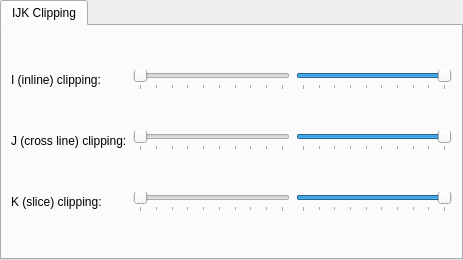
Before: the Qt Designer form viewer3d/view3dconfigwidgets/v3dcfgwidforattributein3dcartesiangrid.ui in PauloCarvalhoRJ/gammaray, drawn with Qt 5.
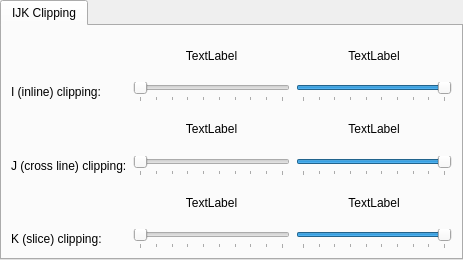
After: the same form once the commit is applied.

```diff
--- a/viewer3d/view3dconfigwidgets/v3dcfgwidforattributein3dcartesiangrid.ui
+++ b/viewer3d/view3dconfigwidgets/v3dcfgwidforattributein3dcartesiangrid.ui
@@ -36,36 +36,69 @@
        <string>IJK Clipping</string>
       </attribute>
       <layout class="QGridLayout" name="gridLayout">
-       <item row="0" column="0">
-        <widget class="QLabel" name="label">
-         <property name="text">
-          <string>I (inline) clipping:</string>
-         </property>
-        </widget>
-       </item>
        <item row="0" column="1">
-        <widget class="QSlider" name="sldILowClip">
-         <property name="minimum">
-          <number>1</number>
+        <widget class="QLabel" name="lblIlowClip">
+         <property name="text">
+          <string>TextLabel</string>
          </property>
-         <property name="maximum">
-          <number>10</number>
-         </property>
-         <property name="tracking">
-          <bool>false</bool>
-         </property>
-         <property name="orientation">
-          <enum>Qt::Horizontal</enum>
-         </property>
-         <property name="tickPosition">
-          <enum>QSlider::TicksBelow</enum>
-         </property>
-         <property name="tickInterval">
-          <number>1</number>
+         <property name="alignment">
+          <set>Qt::AlignCenter</set>
          </property>
         </widget>
        </item>
        <item row="0" column="2">
+        <widget class="QLabel" name="lblIhighClip">
+         <property name="text">
+          <string>TextLabel</string>
+         </property>
+         <property name="alignment">
+          <set>Qt::AlignCenter</set>
+         </property>
+        </widget>
+       </item>
+       <item row="2" column="1">
+        <widget class="QLabel" name="lblJlowClip">
+         <property name="text">
+          <string>TextLabel</string>
+         </property>
+         <property name="alignment">
+          <set>Qt::AlignCenter</set>
+         </property>
+        </widget>
+       </item>
+       <item row="2" column="2">
+        <widget class="QLabel" name="lblJhighClip">
+         <property name="text">
+          <string>TextLabel</string>
+         </property>
+         <property name="alignment">
+          <set>Qt::AlignCenter</set>
+         </property>
+        </widget>
+       </item>
+       <item row="1" column="1">
+        <widget class="QSlider" name="sldILowClip">
+         <property name="minimum">
+          <number>1</number>
+         </property>
+         <property name="maximum">
+          <number>10</number>
+         </property>
+         <property name="tracking">
+          <bool>false</bool>
+         </property>
+         <property name="orientation">
+          <enum>Qt::Horizontal</enum>
+         </property>
+         <property name="tickPosition">
+          <enum>QSlider::TicksBelow</enum>
+         </property>
+         <property name="tickInterval">
+          <number>1</number>
+         </property>
+        </widget>
+       </item>
+       <item row="1" column="2">
         <widget class="QSlider" name="sldIHighClip">
          <property name="minimum">
           <number>1</number>
@@ -91,67 +124,52 @@
         </widget>
        </item>
        <item row="1" column="0">
+        <widget class="QLabel" name="label">
+         <property name="text">
+          <string>I (inline) clipping:</string>
+         </property>
+        </widget>
+       </item>
+       <item row="3" column="0">
         <widget class="QLabel" name="label_2">
          <property name="text">
           <string>J (cross line) clipping:</string>
          </property>
         </widget>
        </item>
-       <item row="1" column="1">
-        <widget class="QSlider" name="sldJLowClip">
-         <property name="minimum">
-          <number>1</number>
-         </property>
-         <property name="maximum">
-          <number>10</number>
-         </property>
-         <property name="tracking">
-          <bool>false</bool>
-         </property>
-         <property name="orientation">
-          <enum>Qt::Horizontal</enum>
-         </property>
-         <property name="tickPosition">
-          <enum>QSlider::TicksBelow</enum>
-         </property>
-         <property name="tickInterval">
-          <number>1</number>
-         </property>
-        </widget>
-       </item>
-       <item row="1" column="2">
-        <widget class="QSlider" name="sldJHighClip">
-         <property name="minimum">
-          <number>1</number>
-         </property>
-         <property name="maximum">
-          <number>10</number>
-         </property>
-         <property name="value">
-          <number>10</number>
-         </property>
-         <property name="tracking">
-          <bool>false</bool>
-         </property>
-         <property name="orientation">
-          <enum>Qt::Horizontal</enum>
-         </property>
-         <property name="tickPosition">
-          <enum>QSlider::TicksBelow</enum>
-         </property>
-         <property name="tickInterval">
-          <number>1</number>
-         </property>
-        </widget>
-       </item>
-       <item row="2" column="0">
+       <item row="5" column="0">
         <widget class="QLabel" name="label_3">
          <property name="text">
           <string>K (slice) clipping:</string>
          </property>
         </widget>
        </item>
-       <item row="2" column="1">
+       <item row="3" column="2">
+        <widget class="QSlider" name="sldJHighClip">
+         <property name="minimum">
+          <number>1</number>
+         </property>
+         <property name="maximum">
+          <number>10</number>
+         </property>
+         <property name="value">
+          <number>10</number>
+         </property>
+         <property name="tracking">
+          <bool>false</bool>
+         </property>
+         <property name="orientation">
+          <enum>Qt::Horizontal</enum>
+         </property>
+         <property name="tickPosition">
+          <enum>QSlider::TicksBelow</enum>
+         </property>
+         <property name="tickInterval">
+          <number>1</number>
+         </property>
+        </widget>
+       </item>
+       <item row="5" column="1">
         <widget class="QSlider" name="sldKLowClip">
          <property name="minimum">
           <number>1</number>
@@ -173,7 +191,29 @@
          </property>
         </widget>
        </item>
-       <item row="2" column="2">
+       <item row="3" column="1">
+        <widget class="QSlider" name="sldJLowClip">
+         <property name="minimum">
+          <number>1</number>
+         </property>
+         <property name="maximum">
+          <number>10</number>
+         </property>
+         <property name="tracking">
+          <bool>false</bool>
+         </property>
+         <property name="orientation">
+          <enum>Qt::Horizontal</enum>
+         </property>
+         <property name="tickPosition">
+          <enum>QSlider::TicksBelow</enum>
+         </property>
+         <property name="tickInterval">
+          <number>1</number>
+         </property>
+        </widget>
+       </item>
+       <item row="5" column="2">
         <widget class="QSlider" name="sldKHighClip">
          <property name="minimum">
           <number>1</number>
@@ -198,6 +238,26 @@
          </property>
         </widget>
        </item>
+       <item row="4" column="1">
+        <widget class="QLabel" name="lblKlowClip">
+         <property name="text">
+          <string>TextLabel</string>
+         </property>
+         <property name="alignment">
+          <set>Qt::AlignCenter</set>
+         </property>
+        </widget>
+       </item>
+       <item row="4" column="2">
+        <widget class="QLabel" name="lblKhighClip">
+         <property name="text">
+          <string>TextLabel</string>
+         </property>
+         <property name="alignment">
+          <set>Qt::AlignCenter</set>
+         </property>
+        </widget>
+       </item>
       </layout>
      </widget>
     </widget>
```
